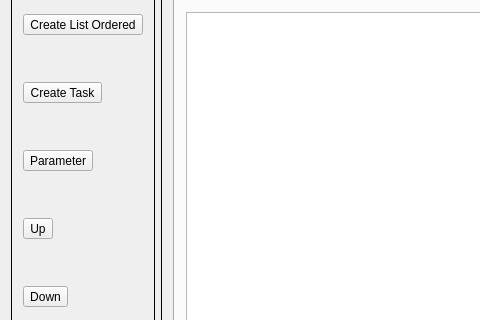
Qt form UI/mainwindow.ui (guiguilalane/Taskinator) before a commit; both pictures show x 0 to 480 and y 137 to 457 of the 800 by 600 pixel window.
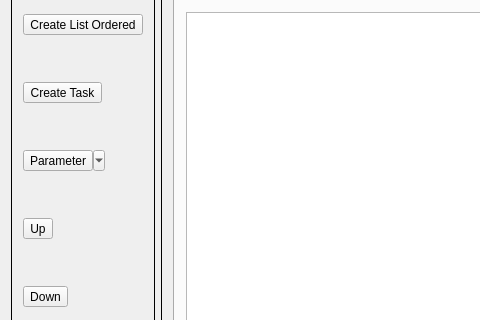
The same form after that commit. Icons and pictures are not drawn.

Diff of the .ui file:
```diff
--- a/UI/mainwindow.ui
+++ b/UI/mainwindow.ui
@@ -103,6 +103,18 @@
            <height>40</height>
           </size>
          </property>
+         <property name="popupMode">
+          <enum>QToolButton::MenuButtonPopup</enum>
+         </property>
+         <property name="toolButtonStyle">
+          <enum>Qt::ToolButtonIconOnly</enum>
+         </property>
+         <property name="autoRaise">
+          <bool>false</bool>
+         </property>
+         <property name="arrowType">
+          <enum>Qt::NoArrow</enum>
+         </property>
         </widget>
        </item>
        <item>
```
Left out of the diff: 56 changed lines with no effect on the pictures.
